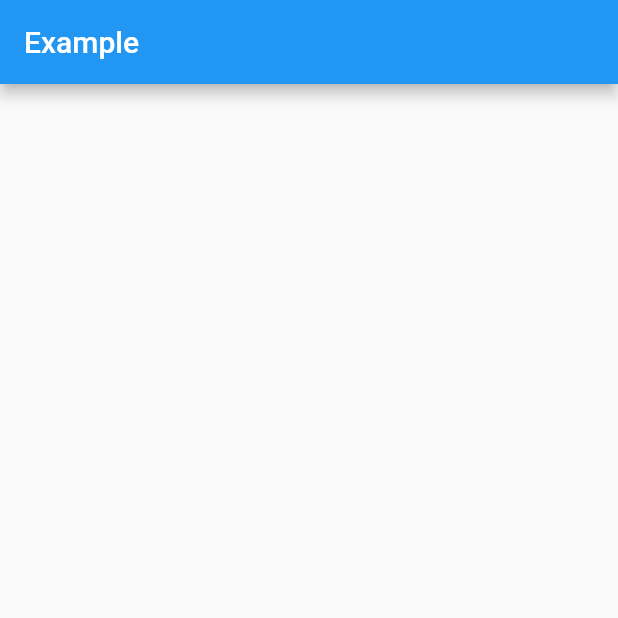
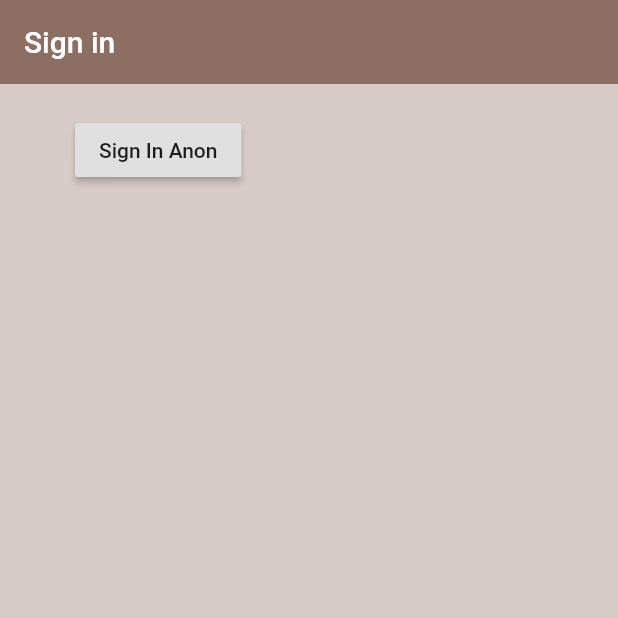
Before and after one commit to Constab1e/flutter-firebase-training, a Flutter app: the screen it shows after launch, on a phone screen of 412 x 824 dp, the top half of it. Run offline on Flutter 3.47's test engine with Material 2 defaults, Android fonts, the phone set to English and light mode, and no system bars; our stand-ins replace firebase_auth; accounts and stored records are empty.

Commit message:
added sign in anon

```diff
--- a/lib/main.dart
+++ b/lib/main.dart
@@ -1,4 +1,5 @@
 import 'package:flutter/material.dart';
+import 'package:flutter_with_firebase_training/screens/wrapper.dart';
 
 void main() => runApp(MyApp());
 
@@ -6,6 +7,6 @@ class MyApp extends StatelessWidget {
   @override
   Widget build(BuildContext context) {
     return MaterialApp(
-      home: Scaffold(appBar: AppBar(title: Text("Example"),),),);
+      home: Wrapper());
   }
 }
--- /dev/null
+++ b/lib/screens/authenticate/authenticate.dart
@@ -0,0 +1,16 @@
+import 'package:flutter/material.dart';
+import 'package:flutter_with_firebase_training/screens/authenticate/sign_in.dart';
+
+class Authenticate extends StatefulWidget {
+  @override
+  _AuthenticateState createState() => _AuthenticateState();
+}
+
+class _AuthenticateState extends State<Authenticate> {
+  @override
+  Widget build(BuildContext context) {
+    return Container(
+      child: SignIn(),
+    );
+  }
+}
--- /dev/null
+++ b/lib/screens/authenticate/sign_in.dart
@@ -0,0 +1,38 @@
+import 'package:flutter/material.dart';
+import 'package:flutter_with_firebase_training/services/auth.dart';
+
+class SignIn extends StatefulWidget {
+  @override
+  _SignInState createState() => _SignInState();
+}
+
+class _SignInState extends State<SignIn> {
+
+  final AuthService _auth = AuthService();
+
+  @override
+  Widget build(BuildContext context) {
+    return Scaffold(
+      backgroundColor: Colors.brown[100],
+      appBar: AppBar(
+        backgroundColor: Colors.brown[400],
+        elevation: 0.0,
+        title: Text("Sign in"),
+      ),
+      body: Container(
+        padding: EdgeInsets.symmetric(vertical: 20.0, horizontal: 50.0),
+        child: RaisedButton(
+          child: Text("Sign In Anon"),
+          onPressed: () async{
+            dynamic result = await _auth.signInAnon();
+            if(result == null){
+              print('error signing in');
+            }else{
+              print('signed in');
+              print(result);
+            }
+          },
+        ))
+    );
+  }
+}
--- /dev/null
+++ b/lib/screens/wrapper.dart
@@ -0,0 +1,12 @@
+import 'package:flutter/material.dart';
+import 'package:flutter_with_firebase_training/screens/authenticate/authenticate.dart';
+import 'package:flutter_with_firebase_training/screens/home/home.dart';
+
+class Wrapper extends StatelessWidget {
+  @override
+  Widget build(BuildContext context) {
+
+    //return eight home or authenticate widget
+    return Authenticate();
+  }
+}
```
Also changed, not shown: lib/screens/home/home.dart (added, +10 -0 lines), lib/services/auth.dart (added, +25 -0 lines).
